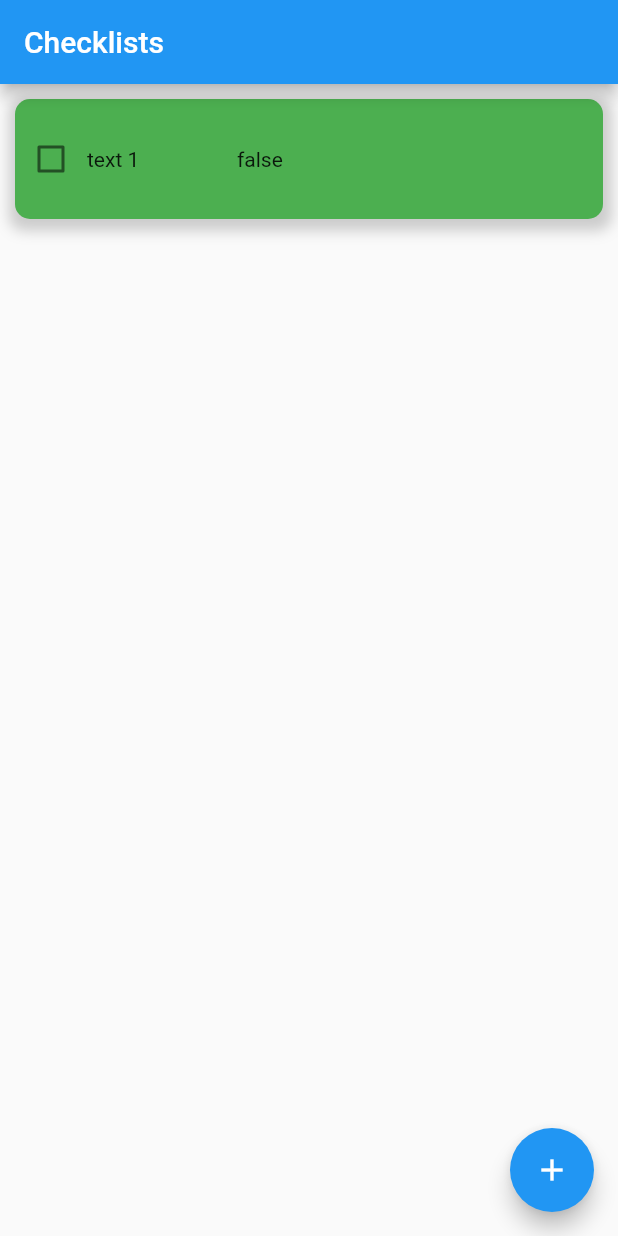
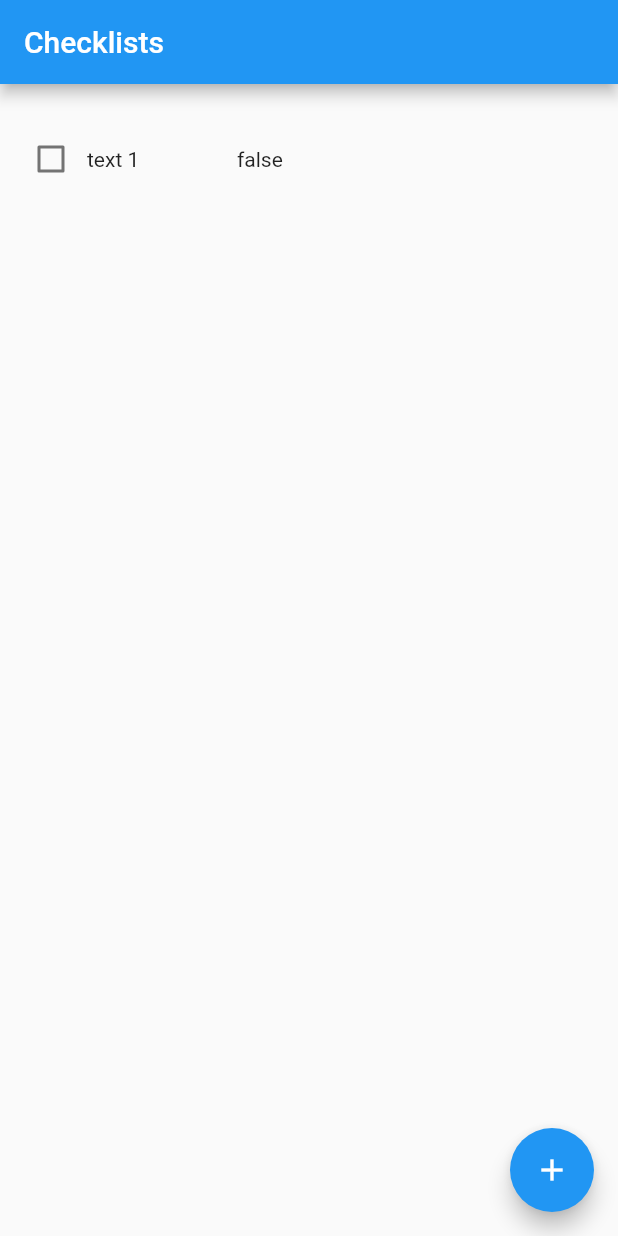
Before and after one commit to Falcon5253/Daily-Universe, a Flutter app: the screen it shows after launch, after a tap on the "add" icon, on a phone screen of 412 x 824 dp. Run offline on Flutter 3.47's test engine with Material 2 defaults, Android fonts, the phone set to English and light mode, and no system bars.

Commit message:
РАБОТАЕТ

```diff
--- a/Mobile/daily_universe/lib/main.dart
+++ b/Mobile/daily_universe/lib/main.dart
@@ -80,38 +80,40 @@
 
   @override
   Widget build(BuildContext context) {
-    return GestureDetector(
+    return InkWell(
       onTap: () {
-        bool newValue = _map[id]![0] == "true";
-        _map[id]![1] = newValue.toString();
-        print("Container number $id was tapped");
+        setState(() {
+          bool newValue = !(_map[id]![0] == "true");
+          _map[id]![0] = newValue.toString();
+          print("Container number $id was tapped");
+        });
       },
       child: Container(
               margin: const EdgeInsets.only(top: 10),
               width: MediaQuery.of(context).size.width - 20,
               height: 80,
-              decoration: BoxDecoration(
-              color: Colors.green,
-                borderRadius: const BorderRadius.only(
-                    topLeft: Radius.circular(10),
-                      topRight: Radius.circular(10),
-                      bottomLeft: Radius.circular(10),
-                      bottomRight: Radius.circular(10)
-                  ),
-                boxShadow: [
-                  BoxShadow(
-                    color: Colors.grey.withOpacity(0.5),
-                    spreadRadius: 5,
-                    blurRadius: 7,
-                    offset: const Offset(1, 3),
-                  ),
-                ],
-              ),
+              // decoration: BoxDecoration(
+              // color: Colors.green,
+              //   borderRadius: const BorderRadius.only(
+              //       topLeft: Radius.circular(10),
+              //         topRight: Radius.circular(10),
+              //         bottomLeft: Radius.circular(10),
+              //         bottomRight: Radius.circular(10)
+              //     ),
+              //   boxShadow: [
+              //     BoxShadow(
+              //       color: Colors.grey.withOpacity(0.5),
+              //       spreadRadius: 5,
+              //       blurRadius: 7,
+              //       offset: const Offset(1, 3),
+              //     ),
+              //   ],
+              // ),
               child: Row(
                 children: [
                   Checkbox(value: _map[id]![0] == "true", onChanged: (value) => setState(() {
-                    bool newValue = !value!;
-                    _map[id]![0] = newValue.toString();
+                    // onChanged: (value) => setState(() => _map[key] = value!),
+                    _map[id]![0] = value!.toString();
                     print(id);
                     print(_map[id]![1]);
                     print(value);
```
